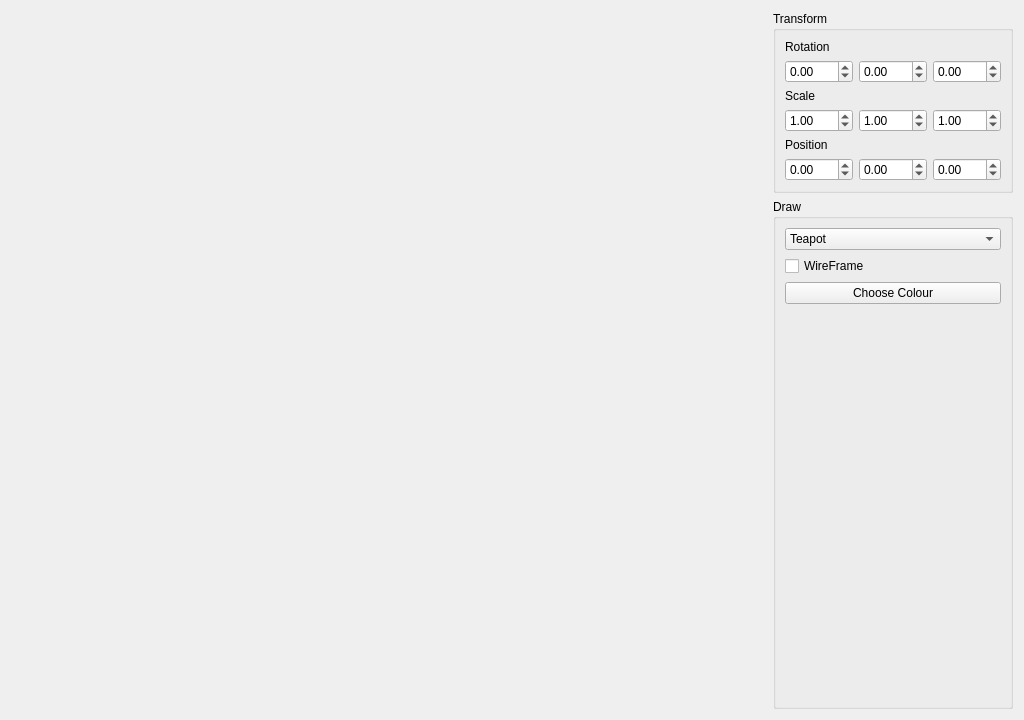
Before: the Qt Designer form GUIDemos/WebGPUGUI/MainWindow.ui in NCCA/NCCA-py-nglExamples, drawn with Qt 5.
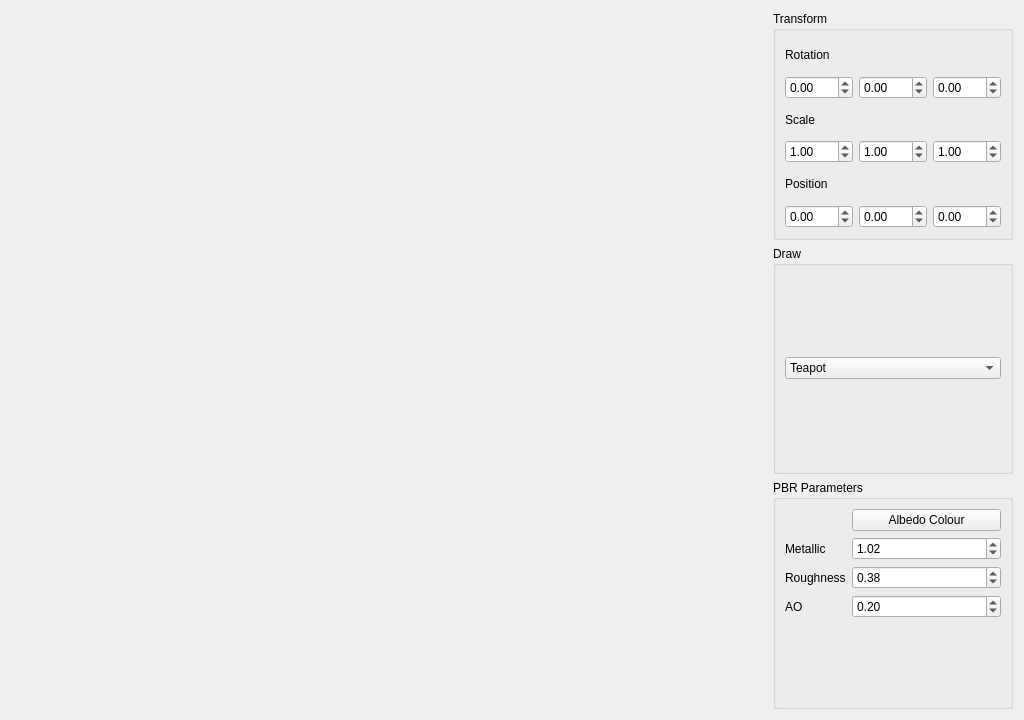
After: the same form once the commit is applied.

Commit message: added more PBR controls to the GUI and removed the wireframe option

The edit to the form file:
```diff
--- a/GUIDemos/WebGPUGUI/MainWindow.ui
+++ b/GUIDemos/WebGPUGUI/MainWindow.ui
@@ -14,6 +14,47 @@
    <string>ngl Qt Demo</string>
   </property>
   <layout class="QGridLayout" name="main_window_grid_layout">
+   <item row="1" column="1">
+    <widget class="QGroupBox" name="draw_gb">
+     <property name="title">
+      <string>Draw</string>
+     </property>
+     <layout class="QGridLayout" name="gridLayout_2">
+      <item row="0" column="0">
+       <widget class="QComboBox" name="object_selection">
+        <item>
+         <property name="text">
+          <string>Teapot</string>
+         </property>
+        </item>
+        <item>
+         <property name="text">
+          <string>Sphere</string>
+         </property>
+        </item>
+        <item>
+         <property name="text">
+          <string>Cube</string>
+         </property>
+        </item>
+       </widget>
+      </item>
+     </layout>
+    </widget>
+   </item>
+   <item row="0" column="0">
+    <spacer name="horizontalSpacer">
+     <property name="orientation">
+      <enum>Qt::Orientation::Horizontal</enum>
+     </property>
+     <property name="sizeHint" stdset="0">
+      <size>
+       <width>40</width>
+       <height>20</height>
+      </size>
+     </property>
+    </spacer>
+   </item>
    <item row="0" column="1">
     <widget class="QGroupBox" name="transform_gb">
      <property name="title">
@@ -161,58 +202,79 @@
      </layout>
     </widget>
    </item>
-   <item row="1" column="1">
-    <widget class="QGroupBox" name="draw_gb">
+   <item row="2" column="1">
+    <widget class="QGroupBox" name="groupBox">
      <property name="title">
-      <string>Draw</string>
+      <string>PBR Parameters</string>
      </property>
-     <layout class="QGridLayout" name="gridLayout_2">
-      <item row="0" column="0">
-       <widget class="QComboBox" name="object_selection">
-        <item>
-         <property name="text">
-          <string>Teapot</string>
-         </property>
-        </item>
-        <item>
-         <property name="text">
-          <string>Sphere</string>
-         </property>
-        </item>
-        <item>
-         <property name="text">
-          <string>Cube</string>
-         </property>
-        </item>
-       </widget>
-      </item>
-      <item row="1" column="0">
-       <widget class="QCheckBox" name="wireframe">
-        <property name="text">
-         <string>WireFrame</string>
-        </property>
-       </widget>
-      </item>
+     <layout class="QFormLayout" name="formLayout">
       <item row="3" column="0">
+       <widget class="QLabel" name="label_4">
+        <property name="text">
+         <string>Metallic</string>
+        </property>
+       </widget>
+      </item>
+      <item row="3" column="1">
+       <widget class="QDoubleSpinBox" name="metallic">
+        <property name="maximum">
+         <double>5.000000000000000</double>
+        </property>
+        <property name="singleStep">
+         <double>0.010000000000000</double>
+        </property>
+        <property name="value">
+         <double>1.020000000000000</double>
+        </property>
+       </widget>
+      </item>
+      <item row="4" column="1">
+       <widget class="QDoubleSpinBox" name="roughness">
+        <property name="maximum">
+         <double>1.000000000000000</double>
+        </property>
+        <property name="singleStep">
+         <double>0.010000000000000</double>
+        </property>
+        <property name="value">
+         <double>0.380000000000000</double>
+        </property>
+       </widget>
+      </item>
+      <item row="4" column="0">
+       <widget class="QLabel" name="label_5">
+        <property name="text">
+         <string>Roughness</string>
+        </property>
+       </widget>
+      </item>
+      <item row="5" column="0">
+       <widget class="QLabel" name="label_6">
+        <property name="text">
+         <string>AO</string>
+        </property>
+       </widget>
+      </item>
+      <item row="5" column="1">
+       <widget class="QDoubleSpinBox" name="ao">
+        <property name="maximum">
+         <double>1.000000000000000</double>
+        </property>
+        <property name="singleStep">
+         <double>0.010000000000000</double>
+        </property>
+        <property name="value">
+         <double>0.200000000000000</double>
+        </property>
+       </widget>
+      </item>
+      <item row="1" column="1">
        <widget class="QPushButton" name="colour_button">
         <property name="text">
-         <string>Choose Colour</string>
+         <string>Albedo Colour</string>
         </property>
        </widget>
       </item>
-      <item row="4" column="0">
-       <spacer name="verticalSpacer">
-        <property name="orientation">
-         <enum>Qt::Orientation::Vertical</enum>
-        </property>
-        <property name="sizeHint" stdset="0">
-         <size>
-          <width>20</width>
-          <height>40</height>
-         </size>
-        </property>
-       </spacer>
-      </item>
      </layout>
     </widget>
    </item>
```
Left out of the diff: 13 changed lines with no effect on the pictures. The commit also changes 3 other files.
